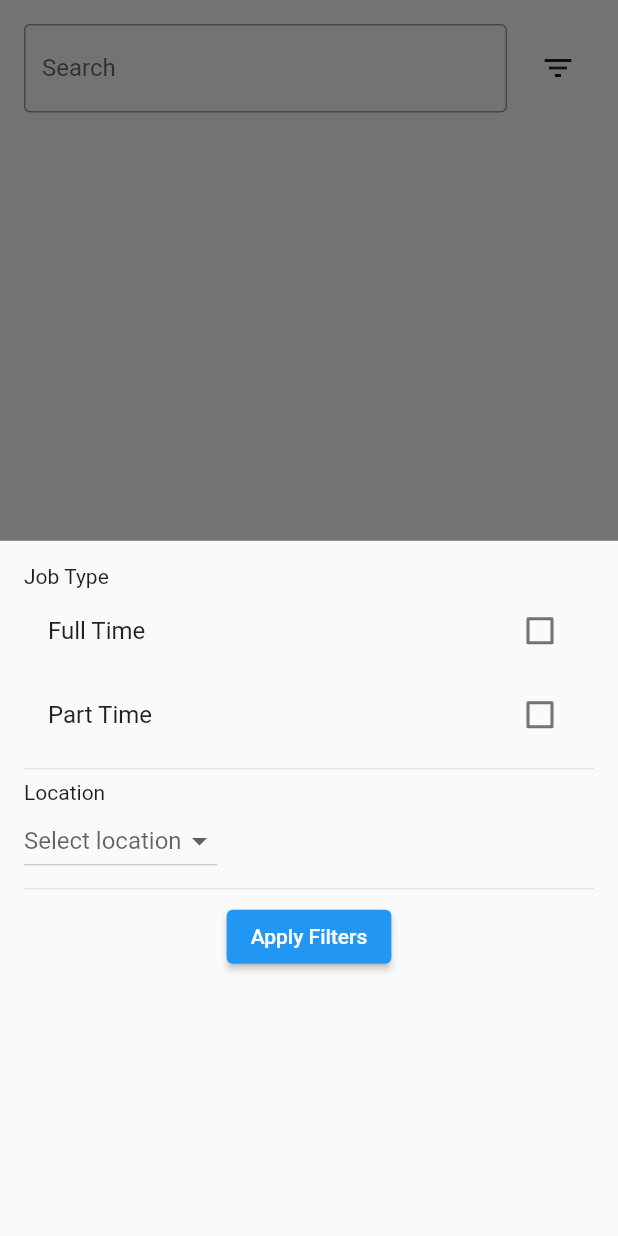
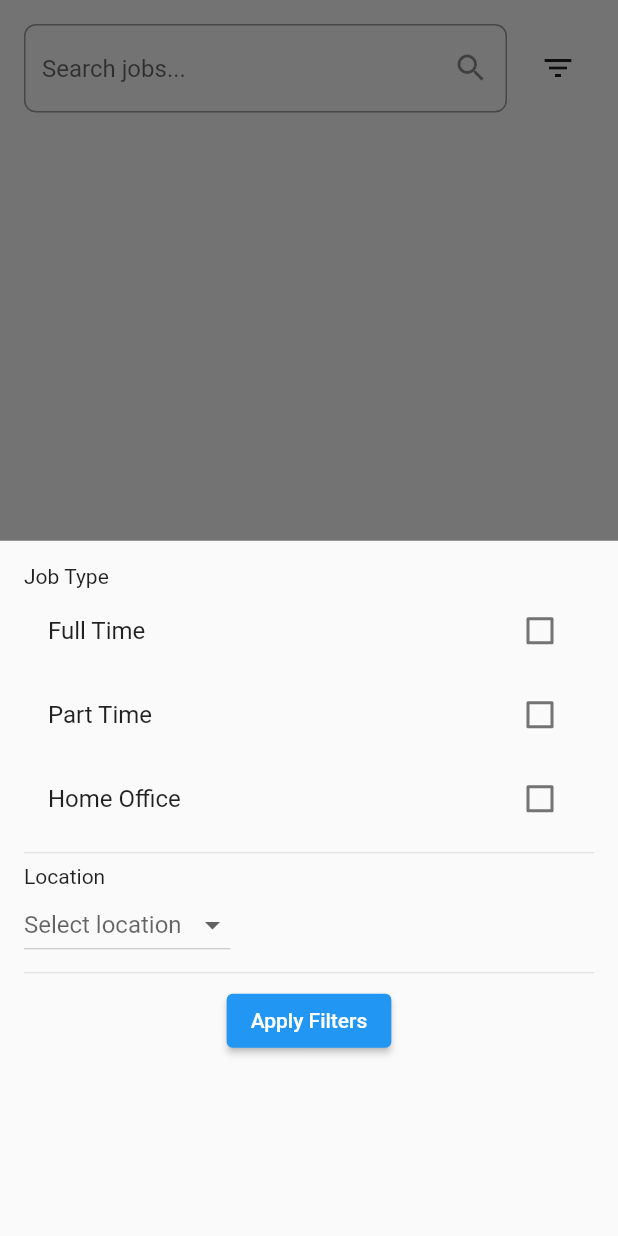
Before and after one commit to Falchizao/worker_client, a Flutter app: the SearchAndFilter widget shown alone on an empty page, opened directly, after a tap on the "filter list" icon, on a phone screen of 412 x 824 dp. Run offline on Flutter 3.47's test engine with Material 2 defaults, Android fonts, the phone set to English and light mode, and no system bars; our stand-ins replace animated_bottom_navigation_bar, faker, flutter_secure_storage, fluttertoast, get, google_fonts and 3 more; accounts and stored records are empty; network calls fail.

Commit message:
added filtered offers list page

```diff
--- a/lib/widget/filter.dart
+++ b/lib/widget/filter.dart
@@ -1,8 +1,10 @@
 import 'package:flutter/material.dart';
-
+import '../modules/offers/filtered_offers_view.dart';
 import 'filter_modal.dart';
 
 class SearchAndFilter extends StatelessWidget {
+  final TextEditingController _searchController = TextEditingController();
+
   @override
   Widget build(BuildContext context) {
     return Padding(
@@ -12,9 +14,27 @@ class SearchAndFilter extends StatelessWidget {
         children: [
           Expanded(
             child: TextField(
+              controller: _searchController,
+              onChanged: (query) {}, // Remove the onChanged handler
               decoration: InputDecoration(
-                labelText: 'Search',
-                border: OutlineInputBorder(),
+                hintText: 'Search jobs...',
+                border: OutlineInputBorder(
+                  borderRadius: BorderRadius.circular(8),
+                ),
+                suffixIcon: IconButton(
+                  icon: Icon(Icons.search),
+                  onPressed: () {
+                    Navigator.push(
+                      context,
+                      MaterialPageRoute(
+                        builder: (context) => FilteredJobOffersPage(
+                          filterConfig: {}, // Replace with your filter configuration
+                          query: _searchController.text,
+                        ),
+                      ),
+                    );
+                  },
+                ),
               ),
             ),
           ),
--- a/lib/widget/filter_modal.dart
+++ b/lib/widget/filter_modal.dart
@@ -8,21 +8,21 @@ class FilterModal extends StatefulWidget {
 }
 
 class _FilterModalState extends State<FilterModal> {
-  // Example filters
   bool _fullTime = false;
   bool _partTime = false;
+  bool _homeOffice = false;
   String? _location;
 
   @override
   Widget build(BuildContext context) {
     return Container(
-      padding: EdgeInsets.all(16),
+      padding: const EdgeInsets.all(16),
       child: Column(
         crossAxisAlignment: CrossAxisAlignment.start,
         children: [
-          Text('Job Type'),
+          const Text('Job Type'),
           CheckboxListTile(
-            title: Text('Full Time'),
+            title: const Text('Full Time'),
             value: _fullTime,
             onChanged: (bool? value) {
               setState(() {
@@ -31,7 +31,7 @@ class _FilterModalState extends State<FilterModal> {
             },
           ),
           CheckboxListTile(
-            title: Text('Part Time'),
+            title: const Text('Part Time'),
             value: _partTime,
             onChanged: (bool? value) {
               setState(() {
@@ -39,12 +39,21 @@ class _FilterModalState extends State<FilterModal> {
               });
             },
           ),
-          Divider(),
-          Text('Location'),
+          CheckboxListTile(
+            title: const Text('Home Office'),
+            value: _homeOffice,
+            onChanged: (bool? value) {
+              setState(() {
+                _homeOffice = value!;
+              });
+            },
+          ),
+          const Divider(),
+          const Text('Location'),
           DropdownButton<String>(
             value: _location,
-            hint: Text('Select location'),
-            items: ['New York', 'Los Angeles', 'Chicago']
+            hint: const Text('Select location'),
+            items: ['Brazil', 'United States', 'Spain', 'United Kingdom']
                 .map<DropdownMenuItem<String>>((String value) {
               return DropdownMenuItem<String>(
                 value: value,
@@ -57,7 +66,7 @@ class _FilterModalState extends State<FilterModal> {
               });
             },
           ),
-          Divider(),
+          const Divider(),
           Center(
             child: ElevatedButton(
               onPressed: () {
@@ -73,7 +82,7 @@ class _FilterModalState extends State<FilterModal> {
                   ),
                 );
               },
-              child: Text('Apply Filters'),
+              child: const Text('Apply Filters'),
             ),
           ),
         ],
```
Also changed, not shown: lib/modules/offers/filtered_offers_view.dart (added, +64 -0 lines).
